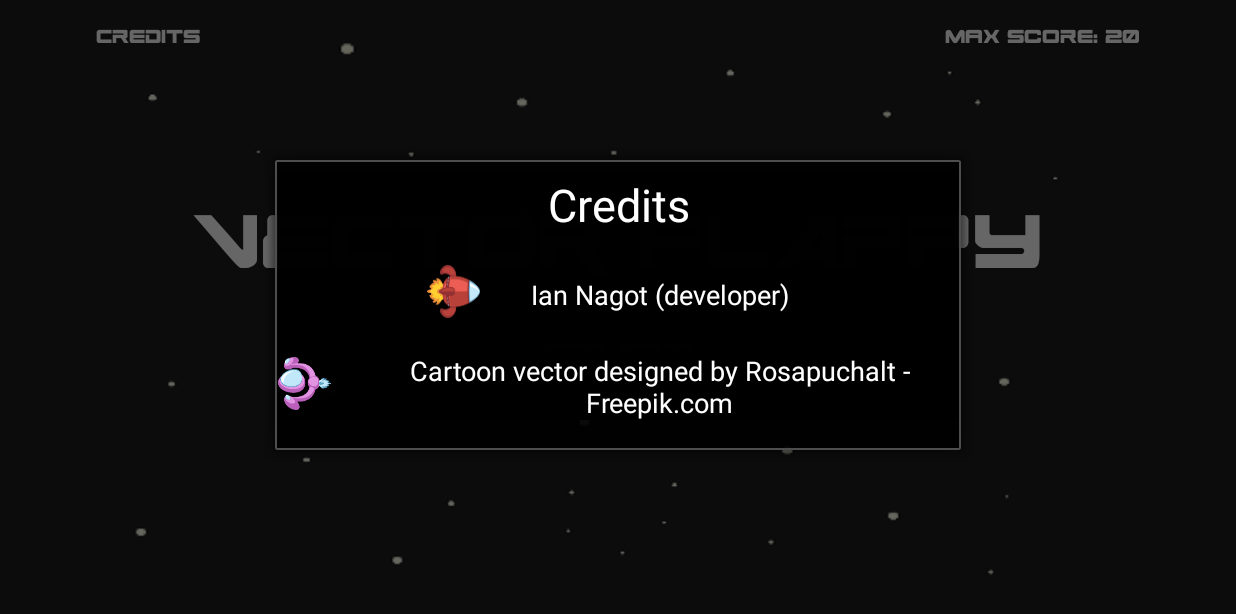
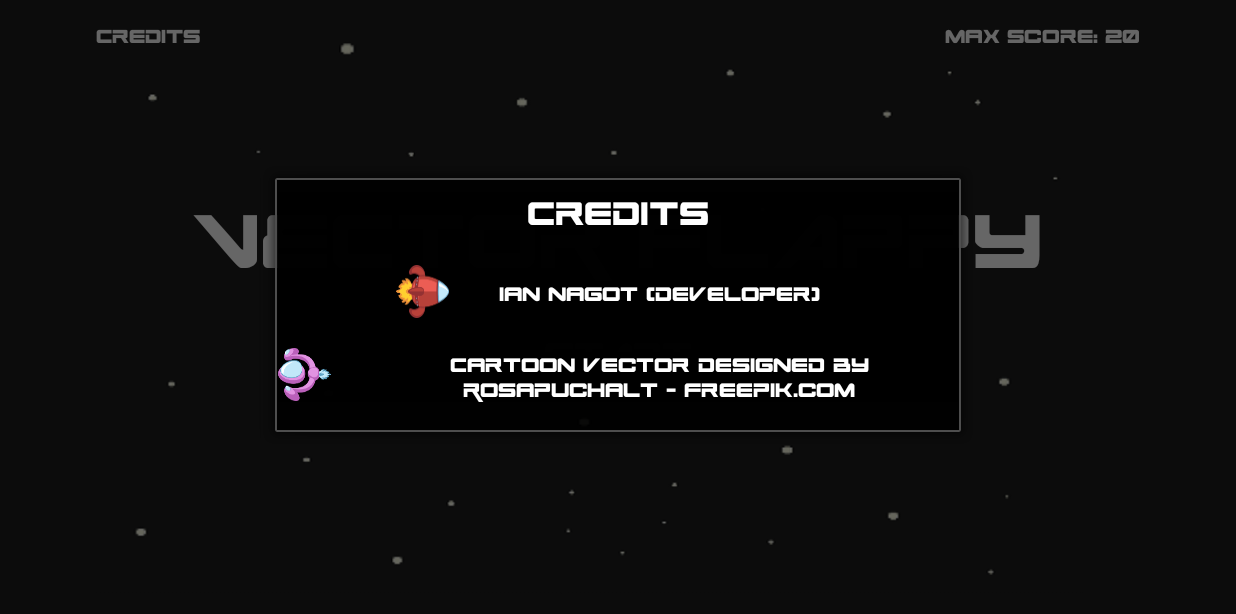
Before and after one commit to nagot21/VectorFlappy, an Android app: the screen it shows after launch (MainActivity), after a tap on "Credits", on a phone screen of 824 x 412 dp (held sideways). Shown: the top 614 px of the screen. Run offline under Robolectric (Android 15) with nearby library versions, the phone set to English and light mode, and no system bars; 1 statement that could not run was skipped; 1 other tap on this screen came first.

Commit message:
Add function to credits dialog buttons to open web pages when clicked Add some new text on strings.xml Modify some layouts on dialog_credits.xml

```diff
--- a/app/src/main/java/com/nagot/vectorflappy/MainActivity.java
+++ b/app/src/main/java/com/nagot/vectorflappy/MainActivity.java
@@ -11,6 +11,7 @@ import android.content.res.AssetManager;
 import android.graphics.Point;
 import android.graphics.Typeface;
 import android.media.MediaPlayer;
+import android.net.Uri;
 import android.os.Bundle;
 import android.util.Log;
 import android.view.Display;
@@ -219,6 +220,25 @@ public class MainActivity extends Activity {
 
                 dialog.setContentView(R.layout.dialog_credits);
 
+                // Seta fonte do título do dialog box
+
+                Typeface dialogFont = Typeface.createFromAsset(getAssets(), "fonts/spaceranger.otf");
+
+                // Seta título
+
+                final TextView creditTitle = (TextView) dialog.findViewById(R.id.dialogCreditTitle);
+                creditTitle.setTypeface(dialogFont);
+
+                // Seta fonte do botão de créditos nagot
+
+                final Button nagotButton = (Button) dialog.findViewById(R.id.btnNagot);
+                nagotButton.setTypeface(dialogFont);
+
+                // Seta fonte do botão de créditos da autora dos sprites
+
+                final Button spritesButton = (Button) dialog.findViewById(R.id.btnSprites);
+                spritesButton.setTypeface(dialogFont);
+
                 if (dialog != null) {
 
                     Display display = getWindowManager().getDefaultDisplay();
@@ -231,6 +251,30 @@ public class MainActivity extends Activity {
                 }
 
                 dialog.show();
+
+                // Ao clicar no botão nagot, vai para o linkedin
+
+                nagotButton.setOnClickListener(new View.OnClickListener() {
+                    @Override
+                    public void onClick(View v) {
+                        Intent nagotLinkedin = new Intent(Intent.ACTION_VIEW);
+                        nagotLinkedin.setData(Uri.parse("https://uk.linkedin.com/in/inagot"));
+                        startActivity(nagotLinkedin);
+                    }
+                });
+
+                // Ao clicar no botão sprite, vai para o link provido pela artista
+
+                spritesButton.setOnClickListener(new View.OnClickListener() {
+                    @Override
+                    public void onClick(View v) {
+                        Intent spritesSite = new Intent(Intent.ACTION_VIEW);
+                        spritesSite.setData(Uri.parse("http://www.freepik.com/free-photos-vectors/cartoon"));
+                        startActivity(spritesSite);
+                    }
+                });
+
+
             }
         });
 
--- a/app/src/main/res/layout/dialog_credits.xml
+++ b/app/src/main/res/layout/dialog_credits.xml
@@ -9,7 +9,7 @@
     android:orientation="vertical">
 
     <TextView
-        android:id="@+id/dialogTitle"
+        android:id="@+id/dialogCreditTitle"
         android:layout_width="match_parent"
         android:layout_height="wrap_content"
         android:gravity="center"
@@ -62,7 +62,7 @@
             android:background="@drawable/enemy1" />
 
         <Button
-            android:id="@+id/btnMedium"
+            android:id="@+id/btnSprites"
             android:layout_width="wrap_content"
             android:layout_height="wrap_content"
             android:layout_gravity="center"
--- a/app/src/main/res/values/strings.xml
+++ b/app/src/main/res/values/strings.xml
@@ -7,6 +7,6 @@
     <string name="medium">medium</string>
     <string name="hard">hard</string>
     <string name="difficult">Choose difficulty</string>
-    <string name="nagotCredits">Ian Nagot (developer)</string>
+    <string name="nagotCredits">ian Nagot (developer)</string>
     <string name="spritesCredits">Cartoon vector designed by Rosapuchalt - Freepik.com</string>
 </resources>
```
